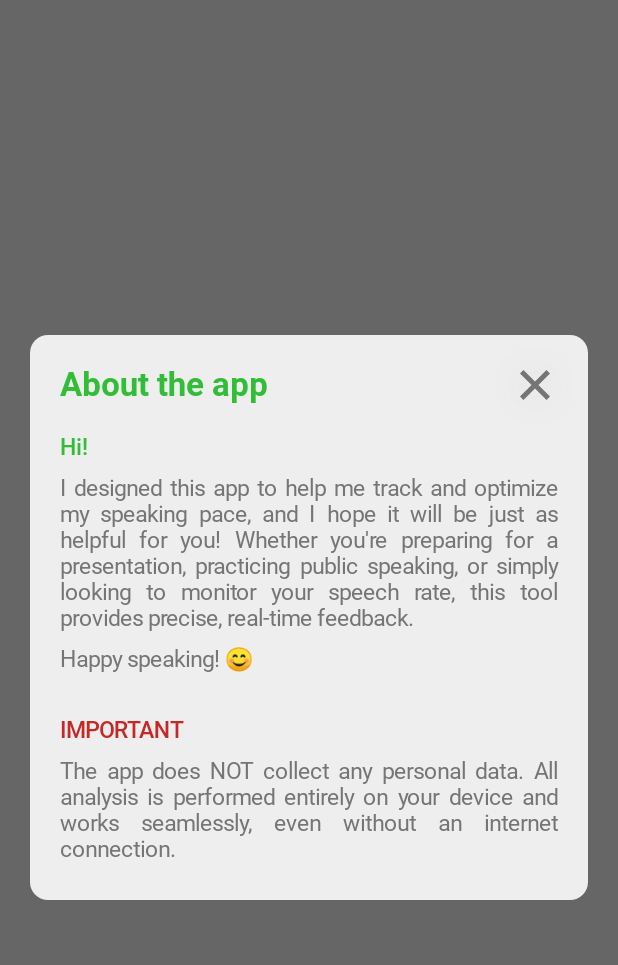
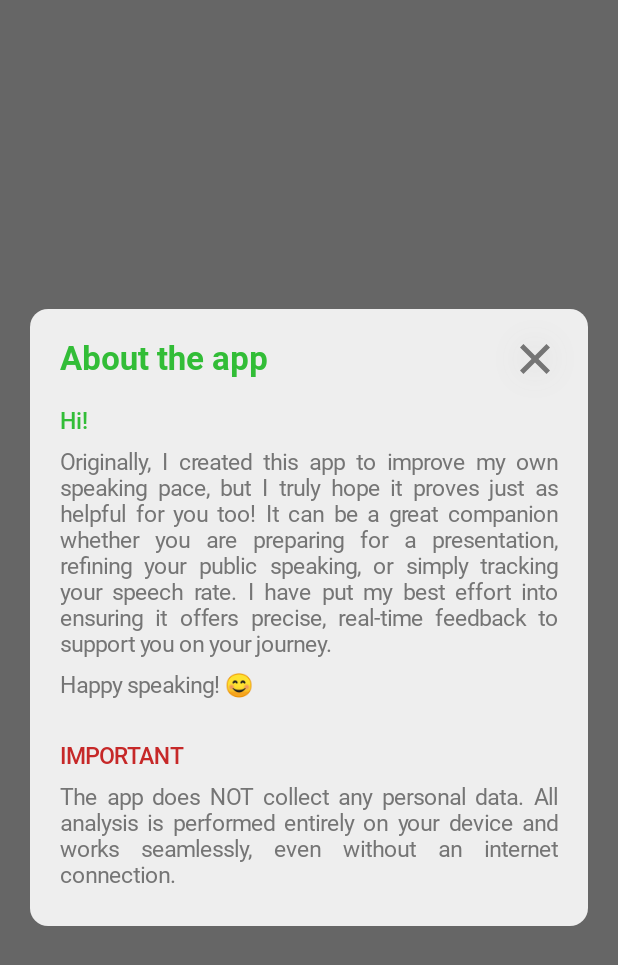
Before and after one commit to v-perfilev/TempoTalk, an Android app built with Jetpack Compose: the @Preview function MainInfoDialogPreview, on a phone screen of 412 x 824 dp. Shown: the top 965 px of the screen. Run offline under Robolectric (Android 15) with nearby library versions, the phone set to English and light mode, and no system bars.

Commit message:
refactor: improve text content in info dialogs

```diff
--- a/app/src/main/res/values/strings.xml
+++ b/app/src/main/res/values/strings.xml
@@ -9,7 +9,7 @@
 
     <string name="main_dialog_title">About the app</string>
     <string name="main_dialog_label_1">Hi!</string>
-    <string name="main_dialog_content_1">I designed this app to help me track and optimize my speaking pace, and I hope it will be just as helpful for you! Whether you\'re preparing for a presentation, practicing public speaking, or simply looking to monitor your speech rate, this tool provides precise, real-time feedback.</string>
+    <string name="main_dialog_content_1">Originally, I created this app to improve my own speaking pace, but I truly hope it proves just as helpful for you too! It can be a great companion whether you are preparing for a presentation, refining your public speaking, or simply tracking your speech rate. I have put my best effort into ensuring it offers precise, real-time feedback to support you on your journey.</string>
     <string name="main_dialog_content_2">Happy speaking! 😊</string>
     <string name="main_dialog_label_2">IMPORTANT</string>
     <string name="main_dialog_content_3">The app does NOT collect any personal data. All analysis is performed entirely on your device and works seamlessly, even without an internet connection.</string>
```
